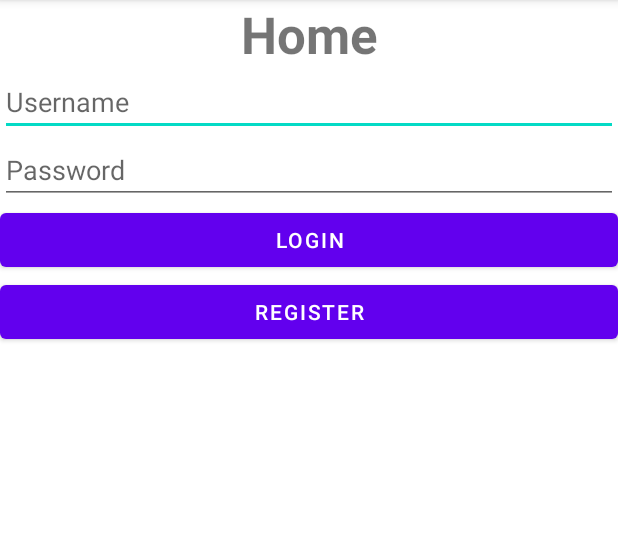
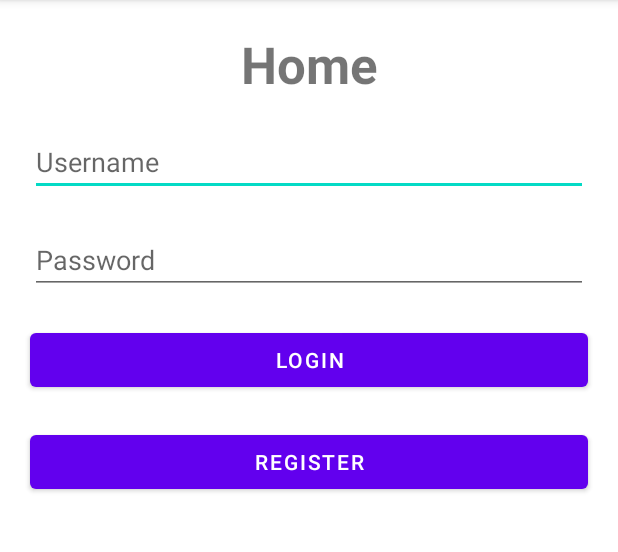
Before and after one commit to IT20230692/MAD_Basic_Project, an Android app: the screen it shows after launch (MainActivity), on a phone screen of 412 x 824 dp, the part 84-636 px from its top. Run offline under Robolectric (Android 15) with nearby library versions, the phone set to English and light mode, and no system bars.

```diff
--- a/app/src/main/AndroidManifest.xml
+++ b/app/src/main/AndroidManifest.xml
@@ -14,6 +14,9 @@
         android:theme="@style/Theme.MAD_Basic_operations"
         tools:targetApi="31">
         <activity
+            android:name=".ProfileManagement"
+            android:exported="false" />
+        <activity
             android:name=".MainActivity"
             android:exported="true">
             <intent-filter>
--- a/app/src/main/res/layout/activity_main.xml
+++ b/app/src/main/res/layout/activity_main.xml
@@ -4,13 +4,15 @@
     xmlns:tools="http://schemas.android.com/tools"
     android:layout_width="match_parent"
     android:layout_height="match_parent"
+    android:layout_margin="10dp"
     android:orientation="vertical"
-    tools:context=".MainActivity" >
+    tools:context=".MainActivity">
 
     <TextView
         android:id="@+id/textView"
         android:layout_width="match_parent"
         android:layout_height="wrap_content"
+        android:layout_margin="10dp"
         android:text="@string/home"
         android:textAlignment="center"
         android:textSize="34sp"
@@ -20,30 +22,33 @@
         android:id="@+id/username"
         android:layout_width="match_parent"
         android:layout_height="wrap_content"
+        android:layout_margin="10dp"
         android:ems="10"
-        android:inputType="textPersonName"
-        android:hint="@string/username" />
+        android:hint="@string/username"
+        android:inputType="textPersonName" />
 
     <EditText
         android:id="@+id/password"
         android:layout_width="match_parent"
         android:layout_height="wrap_content"
+        android:layout_margin="10dp"
+        android:autofillHints=""
         android:ems="10"
-        android:inputType="textPassword"
         android:hint="@string/password"
-        android:autofillHints="" />
+        android:inputType="textPassword" />
 
     <Button
         android:id="@+id/button3"
         android:layout_width="match_parent"
         android:layout_height="wrap_content"
-        android:text="@string/login"
-        />
+        android:layout_margin="10dp"
+        android:text="@string/login" />
 
     <Button
         android:id="@+id/button4"
         android:layout_width="match_parent"
         android:layout_height="wrap_content"
+        android:layout_margin="10dp"
         android:text="@string/register" />
 
 </LinearLayout>
```
Also changed, not shown: app/src/main/java/com/example/mad_basic_operations/ProfileManagement.java (added, +14 -0 lines), app/src/main/res/layout/activity_profile_management.xml (added, +9 -0 lines).
